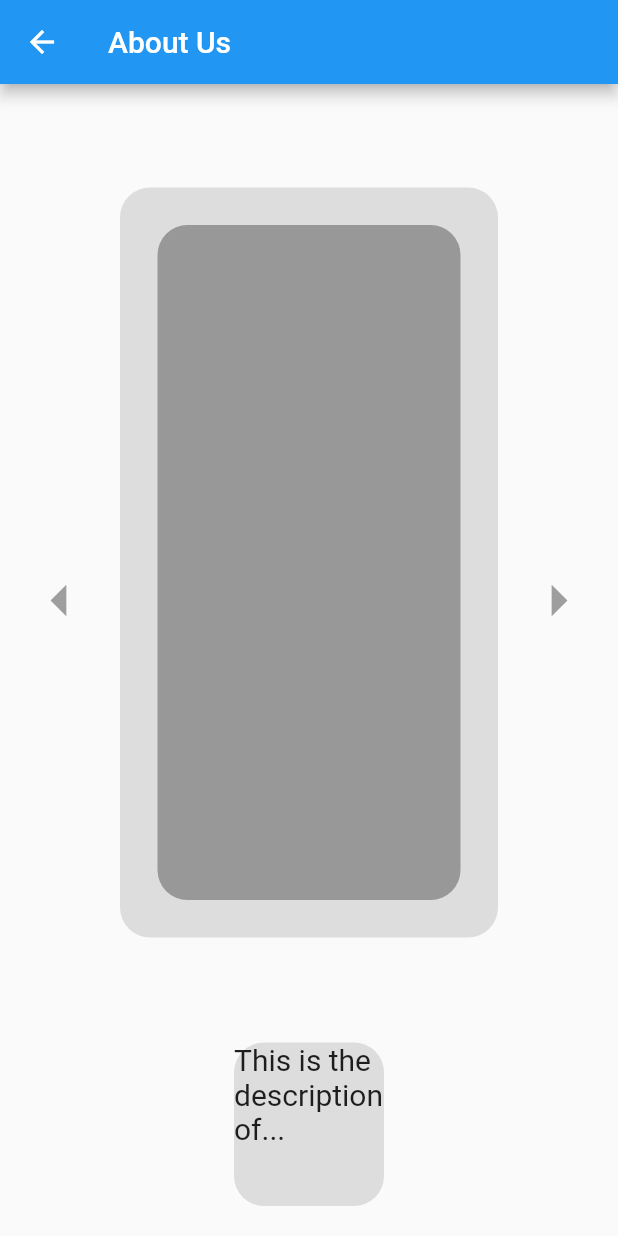
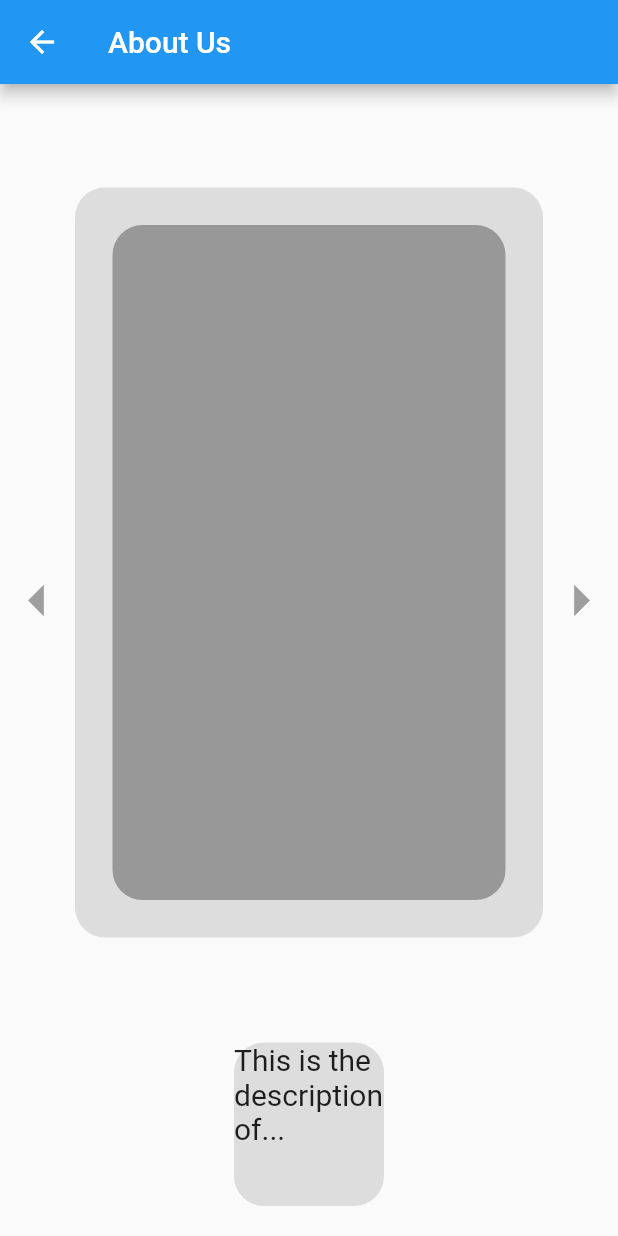
Before and after one commit to MartiDavicino/Flutter-App_Mobile-Devices, a Flutter app: the AboutUs screen opened directly with empty values, on a phone screen of 412 x 824 dp. Run offline on Flutter 3.47's test engine with Material 2 defaults, Android fonts, the phone set to English and light mode, and no system bars; our stand-ins replace cloud_firestore, firebase_core; missing offline and left inert: firebase_core_web; accounts and stored records are empty.

Commit message:
Update aboutus.dart

```diff
--- a/App prototype/app_prototype/lib/aboutus.dart
+++ b/App prototype/app_prototype/lib/aboutus.dart
@@ -105,11 +105,14 @@ class ArrowButton extends StatelessWidget {
   @override
   Widget build(BuildContext context) {
     return Container(
-      margin: const EdgeInsets.symmetric(vertical: 0, horizontal: 15),
-      child: Icon(
-        icon,
-        color: Colors.grey,
-        size: 50,
+      //margin: const EdgeInsets.symmetric(vertical: 0, horizontal: 15),
+      child: InkWell(
+        onTap: () {},
+        child: Icon(
+          icon,
+          color: Colors.grey,
+          size: 50,
+        ),
       ),
     );
   }
```
